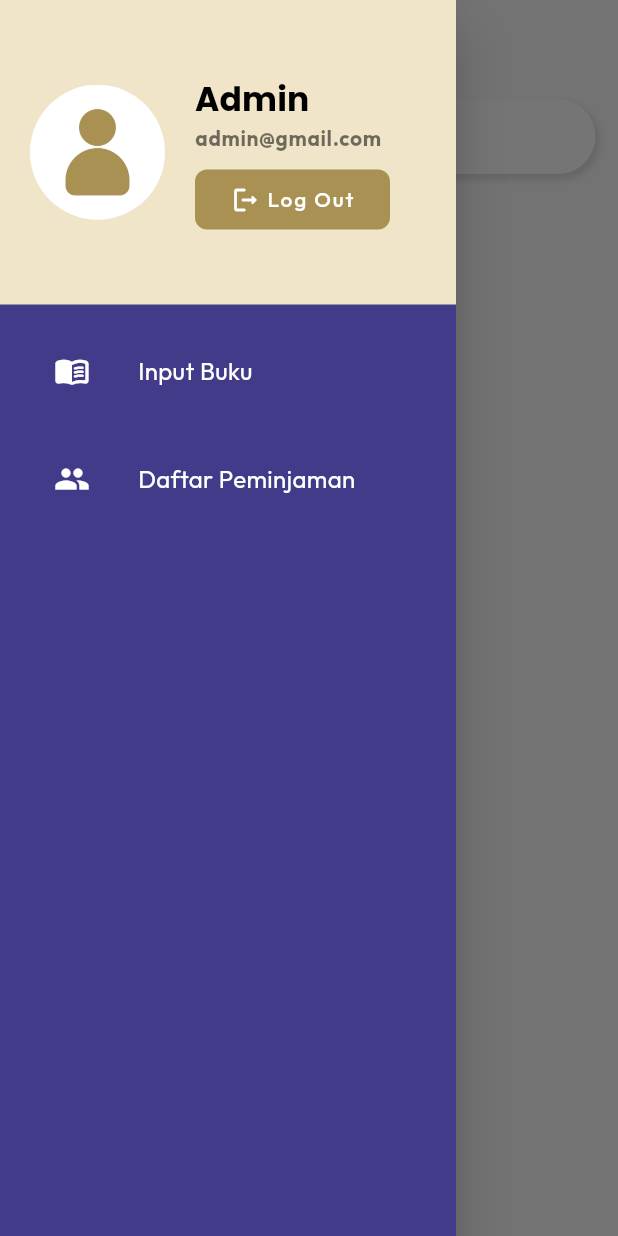
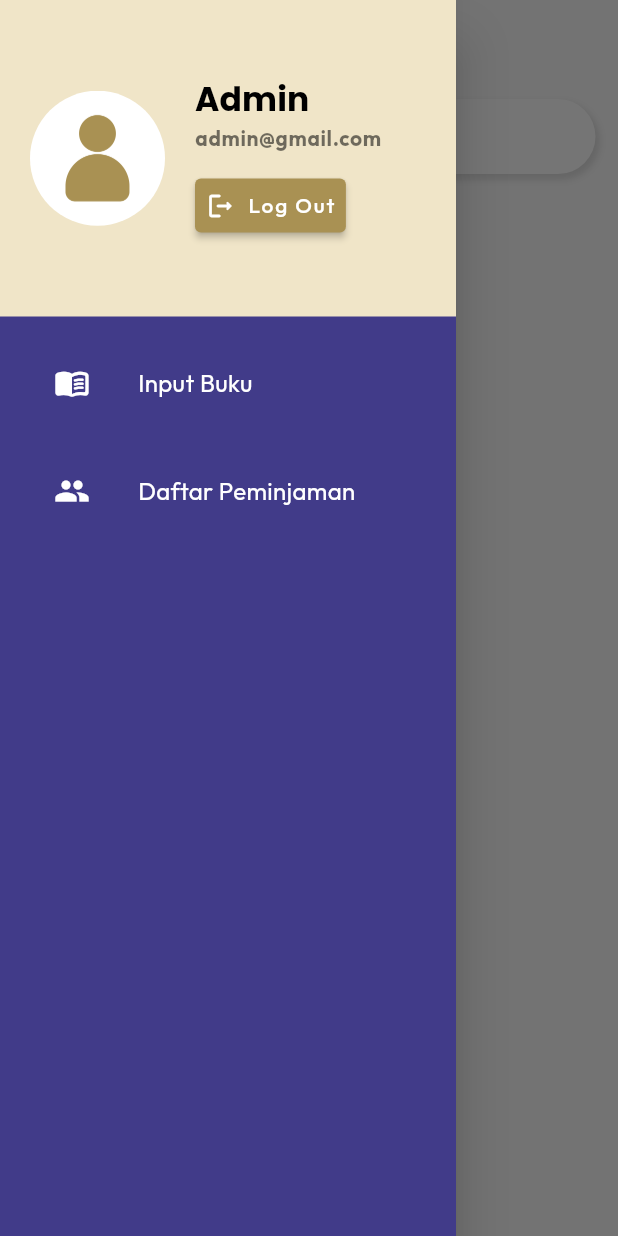
Before and after one commit to adindaayuazzahra/gobooks, a Flutter app: the PeminjamanPage screen opened by its route, in the side drawer, after a tap on "Log Out", on a phone screen of 412 x 824 dp. Run offline on Flutter 3.47's test engine with Material 2 defaults, Android fonts, the phone set to English and light mode, and no system bars; our stand-ins replace cloud_firestore, date_field, file_picker, firebase_auth, firebase_core, firebase_storage and 3 more; accounts and stored records are empty.

Commit message:
mengedit halaman awal dashboard admin

```diff
--- a/lib/main.dart
+++ b/lib/main.dart
@@ -47,6 +47,8 @@ class GoBooks extends StatelessWidget {
             return MaterialPageRoute(builder: (_) => const MainPage());
           case BookmarkPage.ROUTE_NAME:
             return CupertinoPageRoute(builder: (_) => const BookmarkPage());
+          case InputBook.ROUTE_NAME:
+            return CupertinoPageRoute(builder: (_) => const InputBook());
           case MainPageAdmin.ROUTE_NAME:
             return CupertinoPageRoute(builder: (_) => const MainPageAdmin());
           case PeminjamanPage.ROUTE_NAME:
--- a/lib/pages/admin/Daftar_Peminjaman_page.dart
+++ b/lib/pages/admin/Daftar_Peminjaman_page.dart
@@ -1,7 +1,5 @@
 import 'package:flutter/material.dart';
 import 'package:gobooks/common/styles.dart';
-import 'package:gobooks/pages/admin/input_book_page.dart';
-import 'package:gobooks/pages/admin/list_peminjaman.dart';
 import 'package:gobooks/pages/admin/main_page_admin.dart';
 
 class PeminjamanPage extends StatefulWidget {
@@ -136,37 +134,21 @@ class _PeminjamanPageState extends State<PeminjamanPage> {
                         SizedBox(
                           height: 12,
                         ),
-                        InkWell(
-                          onTap: () {},
-                          child: Container(
-                            padding: EdgeInsets.all(5),
-                            height: 40,
-                            width: 130,
-                            alignment: Alignment.center,
-                            decoration: BoxDecoration(
-                              color: secdarkColor,
-                              borderRadius: BorderRadius.circular(8),
-                            ),
-                            child: Row(
-                              mainAxisAlignment: MainAxisAlignment.center,
-                              children: [
-                                Icon(
+                        ElevatedButton.icon(
+                          style: ElevatedButton.styleFrom(
+                              primary: secdarkColor,
+                              padding: EdgeInsets.all(7)),
+                          onPressed: () {},
+                          icon: Icon(
                             Icons.logout_rounded,
                             color: Colors.white,
                             size: 20,
                           ),
-                                const SizedBox(width: 4),
-                                Text(
+                          label: Text(
                             'Log Out',
-                                  style: Theme.of(context)
-                                      .textTheme
-                                      .button
-                                      ?.copyWith(
+                            style: Theme.of(context).textTheme.button?.copyWith(
                                   fontSize: 14,
                                   color: Colors.white,
-                                      ),
-                                ),
-                              ],
                                 ),
                           ),
                         ),
--- a/lib/pages/admin/input_book_page.dart
+++ b/lib/pages/admin/input_book_page.dart
@@ -3,6 +3,7 @@ import 'package:gobooks/common/styles.dart';
 import 'package:date_field/date_field.dart';
 
 class InputBook extends StatefulWidget {
+  static const ROUTE_NAME = '/input_book';
   const InputBook({Key? key}) : super(key: key);
 
   @override
@@ -16,37 +17,31 @@ class _InputBookState extends State<InputBook> {
   @override
   Widget build(BuildContext context) {
     Size size = MediaQuery.of(context).size;
-    return SafeArea(
-      // backgroundColor: bgColor,
-      // appBar: AppBar(
-      //   // leading: IconButton(
-      //   //   icon: Icon(Icons.menu_sharp),
-      //   //   color: Colors.black,
-      //   //   //onPressed: () {},
-      //   //   onPressed: _openDrawer,
-      //   // ),
-      //   // leading: IconButton(
-      //   //   onPressed: () {
-      //   //     Navigator.pop(context);
-      //   //   },
-      //   //   icon: const Icon(
-      //   //     Icons.arrow_back_ios,
-      //   //     color: accentColor,
-      //   //     size: 25,
-      //   //   ),
-      //   // ),
-      //   centerTitle: true,
-      //   title: Text(
-      //     'Dashboard',
-      //     style: Theme.of(context).textTheme.headline6?.copyWith(
-      //         color: accentColor, fontSize: 25, fontWeight: FontWeight.bold),
-      //   ),
-      //   backgroundColor: Colors.blue.withOpacity(0),
-      //   elevation: 0.0,
-      // ),
-      child: Container(
+    return Scaffold(
+      backgroundColor: bgColor,
+      appBar: AppBar(
+        leading: IconButton(
+          onPressed: () {
+            Navigator.pop(context);
+          },
+          icon: const Icon(
+            Icons.arrow_back_ios,
+            color: accentColor,
+            size: 25,
+          ),
+        ),
+        centerTitle: true,
+        title: Text(
+          'Tambah Buku',
+          style: Theme.of(context).textTheme.headline6?.copyWith(
+              color: accentColor, fontSize: 25, fontWeight: FontWeight.bold),
+        ),
+        backgroundColor: Colors.blue.withOpacity(0),
+        elevation: 0.0,
+      ),
+      body: Container(
         margin: const EdgeInsets.all(8.0),
-        padding: const EdgeInsets.all(8.0),
+        padding: const EdgeInsets.symmetric(vertical: 4),
         height: size.height,
         decoration: BoxDecoration(
           color: Colors.white,
@@ -236,31 +231,23 @@ class _InputBookState extends State<InputBook> {
                       });
                     },
                   ),
-                  InkWell(
-                    onTap: () {},
-                    child: Container(
-                        width: size.width * 0.35,
-                        margin: const EdgeInsets.all(8.0),
-                        padding: const EdgeInsets.all(8.0),
-                        alignment: Alignment.center,
-                        decoration: BoxDecoration(
-                          color: accentColor,
-                          borderRadius: BorderRadius.circular(10),
-                          boxShadow: [
-                            BoxShadow(
-                              color: Colors.grey.withOpacity(0.3),
-                              spreadRadius: 1,
-                              blurRadius: 3,
-                              offset: const Offset(2, 3),
-                            ),
-                          ],
-                        ),
-                        child: const Text(
-                          'Input',
-                          style: TextStyle(
-                              fontWeight: FontWeight.bold, color: Colors.white),
-                          textAlign: TextAlign.center,
-                        )),
+                  ElevatedButton.icon(
+                    style: ElevatedButton.styleFrom(
+                      primary: secdarkColor,
+                      padding: EdgeInsets.all(7),
+                    ),
+                    onPressed: () {},
+                    icon: Icon(
+                      Icons.save_rounded,
+                      color: Colors.white,
+                      size: 20,
+                    ),
+                    label: Text(
+                      'Simpan',
+                      style: Theme.of(context).textTheme.button?.copyWith(
+                            color: Colors.white,
+                          ),
+                    ),
                   ),
                 ],
               ),
--- a/lib/pages/admin/main_page_admin.dart
+++ b/lib/pages/admin/main_page_admin.dart
@@ -18,6 +18,7 @@ class _MainPageAdminState extends State<MainPageAdmin> {
 
   @override
   Widget build(BuildContext context) {
+    Size size = MediaQuery.of(context).size;
     return Scaffold(
       key: _scaffoldKey,
       appBar: AppBar(
@@ -36,7 +37,77 @@ class _MainPageAdminState extends State<MainPageAdmin> {
         ),
       ),
 
-      body: const InputBook(),
+      body: SingleChildScrollView(
+        child: Padding(
+          padding: const EdgeInsets.fromLTRB(15, 0, 15, 5),
+          child: Column(
+            crossAxisAlignment: CrossAxisAlignment.start,
+            children: <Widget>[
+              Container(
+                margin: const EdgeInsets.symmetric(vertical: 10),
+                padding:
+                    const EdgeInsets.symmetric(horizontal: 20, vertical: 1),
+                decoration: BoxDecoration(
+                  color: Colors.white,
+                  borderRadius: BorderRadius.circular(30),
+                  boxShadow: [
+                    BoxShadow(
+                      color: Colors.grey.withOpacity(0.3),
+                      spreadRadius: 1,
+                      blurRadius: 3,
+                      offset: const Offset(2, 3), // changes position of shadow
+                    ),
+                  ],
+                ),
+                child: TextField(
+                  cursorColor: Colors.black,
+                  decoration: const InputDecoration(
+                    icon: Icon(
+                      Icons.search_rounded,
+                      color: secdarkColor,
+                    ),
+                    hintText: "Cari ID Buku",
+                    border: InputBorder.none,
+                  ),
+                  onChanged: (String value) {},
+                ),
+              ),
+              const SizedBox(height: 5),
+              ElevatedButton.icon(
+                style: ElevatedButton.styleFrom(
+                    primary: secdarkColor,
+                    padding: EdgeInsets.symmetric(vertical: 9, horizontal: 8)),
+                onPressed: () {
+                  Navigator.pushNamed(context, InputBook.ROUTE_NAME);
+                },
+                icon: Icon(
+                  Icons.add_rounded,
+                  size: 20,
+                ),
+                label: Text('Tambah Buku',
+                    style: Theme.of(context)
+                        .textTheme
+                        .button
+                        ?.copyWith(color: Colors.white)),
+              ),
+              SizedBox(
+                height: size.height * 0.7,
+                child: ListView.builder(
+                  itemCount: 10,
+                  shrinkWrap: true,
+                  itemBuilder: (context, index) {
+                    return Container();
+                    // return HistoryBookmarkList(
+                    //   key: const Key('rekomen_list_1'),
+                    //   onTap: () {},
+                    // );
+                  },
+                ),
+              ),
+            ],
+          ),
+        ),
+      ),
 
       //drawer
       drawer: Drawer(
@@ -78,43 +149,58 @@ class _MainPageAdminState extends State<MainPageAdmin> {
                           style: Theme.of(context).textTheme.caption?.copyWith(
                               fontSize: 14, fontWeight: FontWeight.bold),
                         ),
-                        SizedBox(
-                          height: 12,
-                        ),
-                        InkWell(
-                          onTap: () {},
-                          child: Container(
-                            padding: EdgeInsets.all(5),
-                            height: 40,
-                            width: 130,
-                            alignment: Alignment.center,
-                            decoration: BoxDecoration(
-                              color: secdarkColor,
-                              borderRadius: BorderRadius.circular(8),
-                            ),
-                            child: Row(
-                              mainAxisAlignment: MainAxisAlignment.center,
-                              children: [
-                                Icon(
+                        ElevatedButton.icon(
+                          style: ElevatedButton.styleFrom(
+                              primary: secdarkColor,
+                              padding: EdgeInsets.all(7)),
+                          onPressed: () {},
+                          icon: Icon(
                             Icons.logout_rounded,
                             color: Colors.white,
                             size: 20,
                           ),
-                                const SizedBox(width: 4),
-                                Text(
+                          label: Text(
                             'Log Out',
-                                  style: Theme.of(context)
-                                      .textTheme
-                                      .button
-                                      ?.copyWith(
+                            style: Theme.of(context).textTheme.button?.copyWith(
                                   fontSize: 14,
                                   color: Colors.white,
                                 ),
                           ),
-                              ],
                         ),
-                          ),
-                        ),
+                        // InkWell(
+                        //   onTap: () {},
+                        //   child: Container(
+                        //     padding: EdgeInsets.all(5),
+                        //     height: 40,
+                        //     width: 130,
+                        //     alignment: Alignment.center,
+                        //     decoration: BoxDecoration(
+                        //       color: secdarkColor,
+                        //       borderRadius: BorderRadius.circular(8),
+                        //     ),
+                        //     child: Row(
+                        //       mainAxisAlignment: MainAxisAlignment.center,
+                        //       children: [
+                        //         Icon(
+                        //           Icons.logout_rounded,
+                        //           color: Colors.white,
+                        //           size: 20,
+                        //         ),
+                        //         const SizedBox(width: 4),
+                        //         Text(
+                        //           'Log Out',
+                        //           style: Theme.of(context)
+                        //               .textTheme
+                        //               .button
+                        //               ?.copyWith(
+                        //                 fontSize: 14,
+                        //                 color: Colors.white,
+                        //               ),
+                        //         ),
+                        //       ],
+                        //     ),
+                        //   ),
+                        // ),
                       ],
                     ),
                   ],
```
Also changed, not shown: lib/pages/admin/list_peminjaman.dart (deleted, +0 -78 lines). Lines whose indentation alone changed are shown as unchanged.
